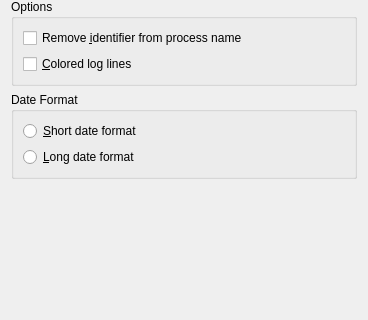
This is src/generalConfigurationWidgetBase.ui in KDE/ksystemlog as Qt 5 draws it before an edit; both pictures show x 0 to 368 and y 177 to 497 of the 368 by 497 pixel window. The edited form follows.
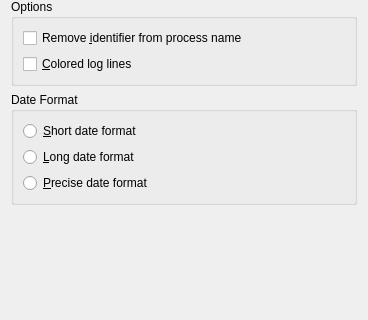
This is the edited form.

Commit message: Added precise date format (with milliseconds).

Diff of the .ui file:
```diff
--- a/src/generalConfigurationWidgetBase.ui
+++ b/src/generalConfigurationWidgetBase.ui
@@ -164,6 +164,13 @@
         </property>
        </widget>
       </item>
+      <item>
+       <widget class="QRadioButton" name="formatPreciseDate">
+        <property name="text">
+         <string>&amp;Precise date format</string>
+        </property>
+       </widget>
+      </item>
      </layout>
     </widget>
    </item>
```
The commit also changes 6 other files.
